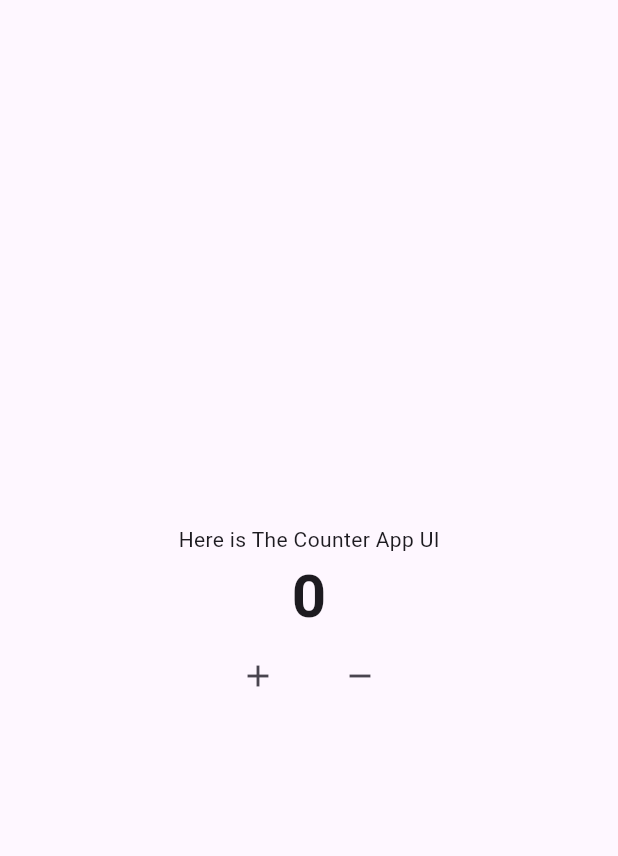
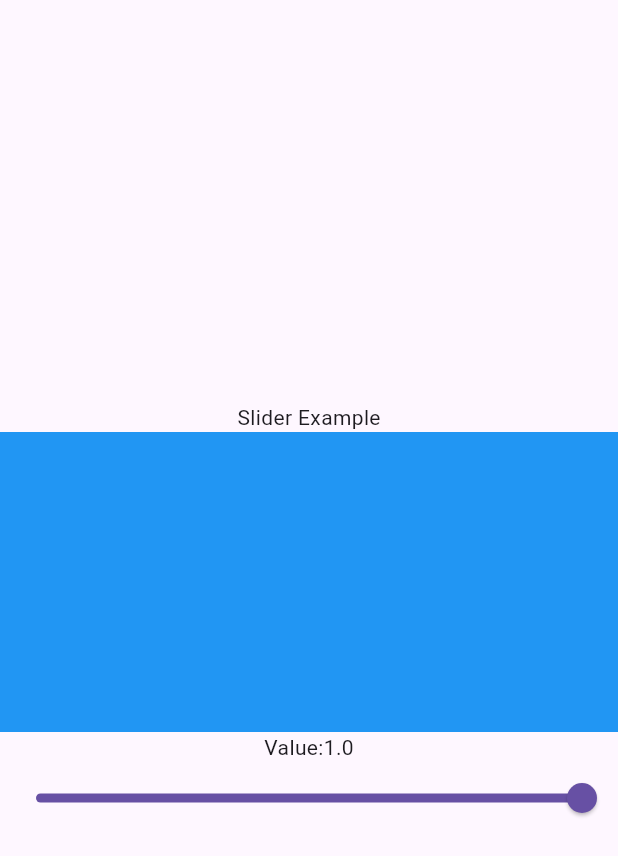
Before and after one commit to Sarfaraj-haque/demo_app, a Flutter app: the screen it shows after launch, on a phone screen of 412 x 824 dp. Shown: the top 856 px of the screen. Run offline on Flutter 3.47's test engine with Material 3 defaults, Android fonts, the phone set to English and light mode, and no system bars; our stand-ins replace bloc, equatable, flutter_bloc.

Commit message:
Oct 5th 2025 -Completed multiple Bloc Provider video

```diff
--- a/lib/main.dart
+++ b/lib/main.dart
@@ -1,5 +1,9 @@
 import 'package:demo_app/counter_app/counter_bloc.dart';
-import 'package:demo_app/counter_app_ui/counter_app_ui.dart';
+import 'package:demo_app/screens/counter_app_ui/counter_app_ui.dart';
+import 'package:demo_app/screens/slider_ui.dart';
+import 'package:demo_app/screens/switch/switch_ui.dart';
+import 'package:demo_app/slider/slider_bloc.dart';
+import 'package:demo_app/switch/switch_bloc.dart';
 import 'package:flutter/material.dart';
 import 'package:flutter_bloc/flutter_bloc.dart';
 
@@ -12,31 +16,14 @@ class MyApp extends StatelessWidget {
 
   @override
   Widget build(BuildContext context) {
-    return BlocProvider(
-      create: (_) => CounterBloc(),
+    return MultiBlocProvider(
+      providers: [
+        BlocProvider(create: (_) => SwitchBloc()),
+        BlocProvider(create: (_) => SliderBloc()),
+      ],
       child: MaterialApp(
         debugShowCheckedModeBanner: false,
-        home: Scaffold(
-          body: CounterApp(),
-
-          // Center(
-          //   child: Column(
-          //     mainAxisAlignment: MainAxisAlignment.center,
-          //     children: [
-          //       Text('Welcom to Learning the bloc State managment'),
-          //       IconButton(
-          //         onPressed: () {
-          //           Navigator.push(
-          //             context,
-          //             MaterialPageRoute(builder: (context) => CounterApp()),
-          //           );
-          //         },
-          //         icon: Icon(Icons.forward),
-          //       ),
-          //     ],
-          //   ),
-          // ),
-        ),
+        home: Scaffold(body: SliderUi()),
       ),
     );
   }
--- /dev/null
+++ b/lib/screens/slider_ui.dart
@@ -0,0 +1,50 @@
+import 'package:demo_app/slider/slider_bloc.dart';
+import 'package:demo_app/slider/slider_event.dart';
+import 'package:demo_app/slider/slider_state.dart';
+import 'package:flutter/material.dart';
+import 'package:flutter_bloc/flutter_bloc.dart';
+
+class SliderUi extends StatelessWidget {
+  const SliderUi({super.key});
+
+  @override
+  Widget build(BuildContext context) {
+    return Scaffold(
+      body: Column(
+        mainAxisAlignment: MainAxisAlignment.center,
+        children: [
+          Text("Slider Example"),
+          BlocBuilder<SliderBloc, SliderState>(
+            buildWhen: (previous, current) =>
+                previous.initialValue != current.initialValue,
+            builder: (context, state) {
+              return Column(
+                mainAxisAlignment: MainAxisAlignment.center,
+                children: [
+                  Container(
+                    padding: EdgeInsets.fromLTRB(20, 0, 20, 0),
+                    height: 200,
+                    decoration: BoxDecoration(
+                      color: Colors.blue.withValues(alpha: state.initialValue),
+                    ),
+                  ),
+                  Text("Value:${state.initialValue.toStringAsFixed(1)}"),
+                  Center(
+                    child: Slider(
+                      value: state.initialValue,
+                      onChanged: (e) {
+                        context.read<SliderBloc>().add(
+                          SliderValueChanged(value: e),
+                        );
+                      },
+                    ),
+                  ),
+                ],
+              );
+            },
+          ),
+        ],
+      ),
+    );
+  }
+}
--- /dev/null
+++ b/lib/screens/switch/switch_ui.dart
@@ -0,0 +1,35 @@
+import 'package:demo_app/switch/switch_bloc.dart';
+import 'package:demo_app/switch/switch_event.dart';
+import 'package:demo_app/switch/switch_state.dart';
+import 'package:flutter/material.dart';
+import 'package:flutter_bloc/flutter_bloc.dart';
+
+class SwitchUi extends StatelessWidget {
+  const SwitchUi({super.key});
+
+  @override
+  Widget build(BuildContext context) {
+    print("Widget tree rebuilding");
+    return Scaffold(
+      body: Center(
+        child: Column(
+          mainAxisAlignment: MainAxisAlignment.center,
+          children: [
+            Text('Switch Bloc Example'),
+            BlocBuilder<SwitchBloc, SwitchState>(
+              builder: (context, state) {
+                return Switch(
+                  value: state.isOn,
+                  onChanged: (e) {
+                    print(e);
+                    context.read<SwitchBloc>().add(ToggleSwitchEvent());
+                  },
+                );
+              },
+            ),
+          ],
+        ),
+      ),
+    );
+  }
+}
--- /dev/null
+++ b/lib/slider/slider_bloc.dart
@@ -0,0 +1,12 @@
+import 'package:demo_app/slider/slider_event.dart';
+import 'package:demo_app/slider/slider_state.dart';
+import 'package:flutter_bloc/flutter_bloc.dart';
+
+class SliderBloc extends Bloc<SliderEvent, SliderState> {
+  SliderBloc() : super(SliderState()) {
+    on<SliderValueChanged>(_sliderValueChaned);
+  }
+  void _sliderValueChaned(SliderValueChanged event, Emitter<SliderState> emit) {
+    return emit(state.copyWith(event.value));
+  }
+}
--- /dev/null
+++ b/lib/slider/slider_event.dart
@@ -0,0 +1,14 @@
+import 'package:equatable/equatable.dart';
+
+abstract class SliderEvent extends Equatable {
+  const SliderEvent();
+  @override
+  List<Object> get props => [];
+}
+
+class SliderValueChanged extends SliderEvent {
+  double value;
+  SliderValueChanged({required this.value});
+  @override
+  List<Object> get props => [value];
+}
--- /dev/null
+++ b/lib/slider/slider_state.dart
@@ -0,0 +1,12 @@
+import 'package:equatable/equatable.dart';
+
+class SliderState extends Equatable {
+  double initialValue;
+  SliderState({this.initialValue = 1.0});
+  SliderState copyWith(double? initialValue) {
+    return SliderState(initialValue: initialValue ?? this.initialValue);
+  }
+
+  @override
+  List<Object> get props => [initialValue];
+}
--- /dev/null
+++ b/lib/switch/switch_bloc.dart
@@ -0,0 +1,13 @@
+import 'package:demo_app/switch/switch_event.dart';
+import 'package:demo_app/switch/switch_state.dart';
+import 'package:flutter_bloc/flutter_bloc.dart';
+
+class SwitchBloc extends Bloc<SwitchEvent, SwitchState> {
+  SwitchBloc() : super(SwitchState()) {
+    on<ToggleSwitchEvent>(_toggleSwitchEvent);
+  }
+
+  void _toggleSwitchEvent(ToggleSwitchEvent events, Emitter<SwitchState> emit) {
+    return emit(state.copyWith(!state.isOn));
+  }
+}
--- /dev/null
+++ b/lib/switch/switch_event.dart
@@ -0,0 +1,8 @@
+abstract class SwitchEvent {
+  const SwitchEvent();
+
+  @override
+  List<Object> get props => [];
+}
+
+class ToggleSwitchEvent extends SwitchEvent {}
--- /dev/null
+++ b/lib/switch/switch_state.dart
@@ -0,0 +1,13 @@
+import 'package:equatable/equatable.dart';
+
+ class SwitchState extends Equatable {
+   bool isOn;
+  SwitchState({this.isOn = false});
+
+  SwitchState copyWith(bool? isOn) {
+    return SwitchState(isOn: isOn ?? this.isOn);
+  }
+
+  @override
+  List<Object> get props => [isOn];
+}
```
Also changed, not shown: lib/screens/counter_app_ui/counter_app_ui.dart (renamed from lib/counter_app_ui/counter_app_ui.dart).
